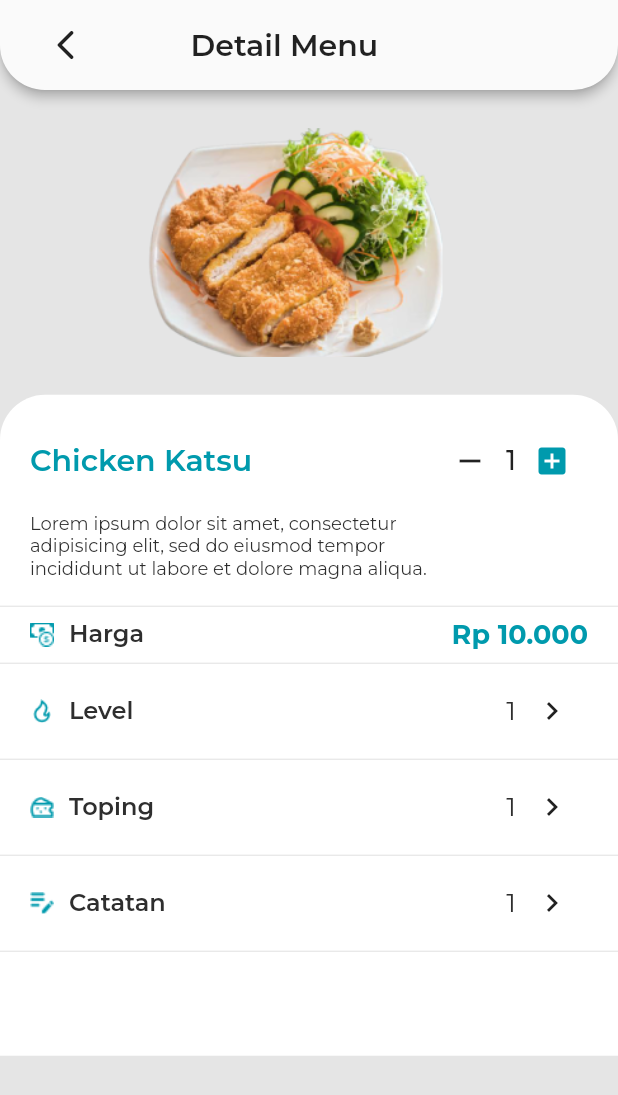
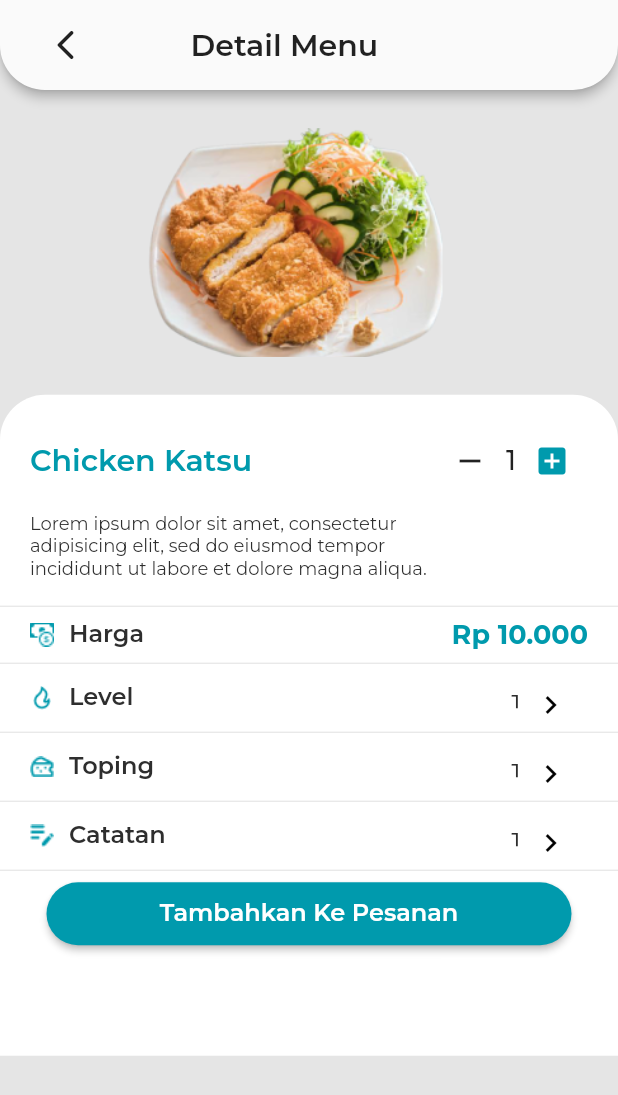
Before and after one commit to mlatifr/java_code, a Flutter app: the DetailMenu screen opened directly, on a phone screen of 412 x 824 dp. Shown: the top 1095 px of the screen. Run offline on Flutter 3.47's test engine with Material 2 defaults, Android fonts, the phone set to English and light mode, and no system bars; our stand-ins replace google_fonts.

Commit message:
TydyUpDetailMenu

```diff
--- a/lib/beranda/widgetBeranda.dart
+++ b/lib/beranda/widgetBeranda.dart
@@ -1,4 +1,4 @@
-// ignore_for_file: file_names
+// ignore_for_file: file_names, avoid_print
 
 import 'package:flutter/material.dart';
 import 'package:google_fonts/google_fonts.dart';
--- a/lib/detail_menu/detail_menu.dart
+++ b/lib/detail_menu/detail_menu.dart
@@ -198,9 +198,17 @@ class WidgetSyaratKetentuan extends StatelessWidget {
                         ),
                       ],
                     ),
-                    Row(
-                      children: [
-                        Text(
+                    SizedBox(
+                      height: 30,
+                      child: TextButton.icon(
+                        onPressed: () {
+                          ModalBottomLevel(context);
+                        },
+                        label: const Icon(
+                          Icons.chevron_right,
+                          color: Colors.black,
+                        ),
+                        icon: Text(
                           '1',
                           style: GoogleFonts.montserrat(
                             //color: Colors.white,
@@ -213,13 +221,8 @@ class WidgetSyaratKetentuan extends StatelessWidget {
                             // //fontFamily: 'Montserrat',
                           ),
                         ),
-                        IconButton(
-                            onPressed: () {
-                              ModalBottomLevel(context);
-                            },
-                            icon: const Icon(Icons.chevron_right)),
-                      ],
-                    )
+                      ),
+                    ),
                   ],
                 ),
               ),
@@ -257,9 +260,17 @@ class WidgetSyaratKetentuan extends StatelessWidget {
                         ),
                       ],
                     ),
-                    Row(
-                      children: [
-                        Text(
+                    SizedBox(
+                      height: 30,
+                      child: TextButton.icon(
+                        onPressed: () {
+                          ModalBottomToping(context);
+                        },
+                        label: const Icon(
+                          Icons.chevron_right,
+                          color: Colors.black,
+                        ),
+                        icon: Text(
                           '1',
                           style: GoogleFonts.montserrat(
                             //color: Colors.white,
@@ -272,13 +283,8 @@ class WidgetSyaratKetentuan extends StatelessWidget {
                             // //fontFamily: 'Montserrat',
                           ),
                         ),
-                        IconButton(
-                            onPressed: () {
-                              ModalBottomToping(context);
-                            },
-                            icon: const Icon(Icons.chevron_right)),
-                      ],
-                    )
+                      ),
+                    ),
                   ],
                 ),
               ),
@@ -313,9 +319,17 @@ class WidgetSyaratKetentuan extends StatelessWidget {
                         ),
                       ],
                     ),
-                    Row(
-                      children: [
-                        Text(
+                    SizedBox(
+                      height: 30,
+                      child: TextButton.icon(
+                        onPressed: () {
+                          ModalBottomBuatCatatan(context);
+                        },
+                        label: const Icon(
+                          Icons.chevron_right,
+                          color: Colors.black,
+                        ),
+                        icon: Text(
                           '1',
                           style: GoogleFonts.montserrat(
                             //color: Colors.white,
@@ -328,17 +342,38 @@ class WidgetSyaratKetentuan extends StatelessWidget {
                             // //fontFamily: 'Montserrat',
                           ),
                         ),
-                        IconButton(
-                            onPressed: () {
-                              ModalBottomBuatCatatan(context);
-                            },
-                            icon: const Icon(Icons.chevron_right)),
-                      ],
-                    )
+                      ),
+                    ),
                   ],
                 ),
               ),
               const Divider(),
+              SizedBox(
+                height: 42,
+                width: 350,
+                child: ElevatedButton(
+                  style: ElevatedButton.styleFrom(
+                    primary: const Color.fromARGB(255, 0, 154, 173),
+                    shape: RoundedRectangleBorder(
+                      borderRadius: BorderRadius.circular(30), // <-- Radius
+                    ),
+                  ),
+                  onPressed: () {},
+                  child: Text(
+                    'Tambahkan Ke Pesanan',
+                    style: GoogleFonts.montserrat(
+                        //color: Colors.white,
+                        fontSize: 16,
+                        fontWeight: FontWeight.w600,
+                        foreground: Paint()
+                          // ..style = PaintingStyle.stroke
+                          // ..strokeWidth = 2
+                          ..color = Colors.white
+                        // //fontFamily: 'Montserrat',
+                        ),
+                  ),
+                ),
+              )
             ],
           )),
     );
--- a/pubspec.yaml
+++ b/pubspec.yaml
@@ -94,6 +94,8 @@ flutter:
     - assets/DetailKatalog/catatan.png
     # pesanan
     - 'assets/Pesanan/top_nav_bar_icon.png'
+    - 'assets/Pesanan/background_pesanan.png'
+    - 'assets/Pesanan/img_center_pesanan.png'
   # An image asset can refer to one or more resolution-specific "variants", see
   # https://flutter.dev/assets-and-images/#resolution-aware.
 
```
Also changed, not shown: lib/pesanan/pesanan.dart (+50 -24 lines), assets/Pesanan/background_pesanan.png (added), assets/Pesanan/img_center_pesanan.png (added).
